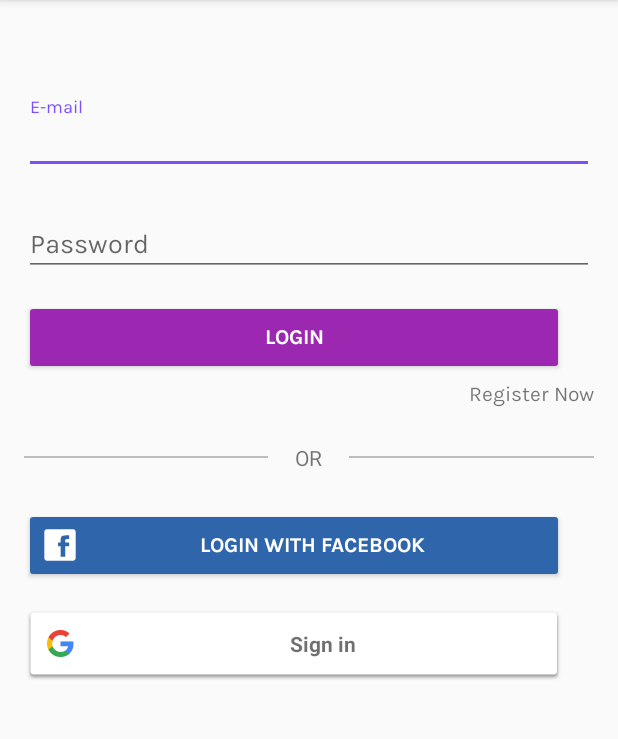
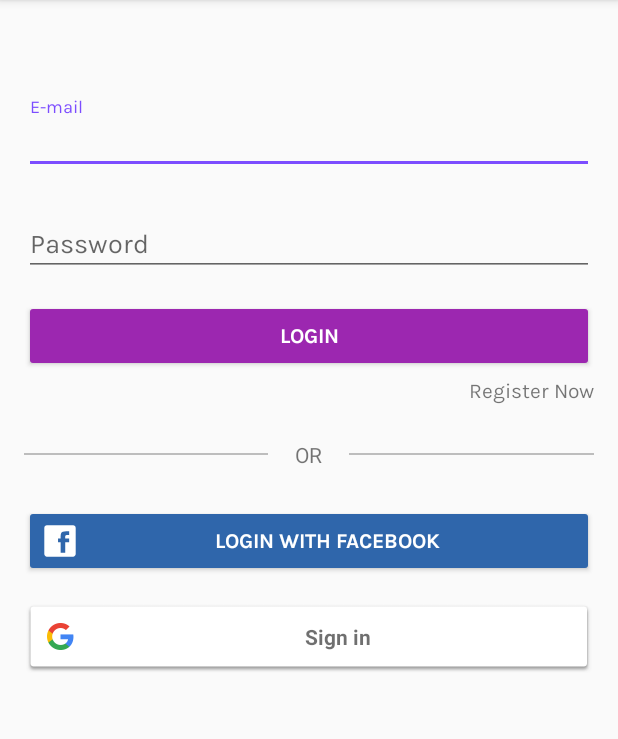
Before and after one commit to sergiokoloszuk/DigitalNews, an Android app: the screen it shows after launch (LoginActivity), on a phone screen of 412 x 824 dp, the part 84-823 px from its top. Run offline under Robolectric (Android 15) with nearby library versions, the light colour scheme and no system bars; our stand-ins replace Firebase (no records; nobody signed in at launch, a user with empty details on screens opened directly); libraries missing offline, so code that uses them is left out: com.facebook, com.facebook.login; plain views replace LoginButton; 3 statements that could not run were skipped.

Commit message:
Ajuste de facebook

```diff
--- a/app/src/main/res/layout/activity_login.xml
+++ b/app/src/main/res/layout/activity_login.xml
@@ -47,10 +47,10 @@
 
         </android.support.design.widget.TextInputLayout>
 
-       <Button
-           android:id="@+id/btn_login"
-           android:layout_width="@dimen/btn_login_width"
-           android:layout_height="@dimen/btn_login_heigth"
+        <Button
+            android:id="@+id/btn_login"
+            android:layout_width="match_parent"
+            android:layout_height="wrap_content"
             android:layout_marginTop="16dp"
             android:backgroundTint="@color/primary"
             android:fontFamily="@font/karla_bold"
@@ -99,8 +99,8 @@
         <Button
             android:id="@+id/btn_facebook_2"
             style="@style/Widget.AppCompat.Button.Colored"
-            android:layout_width="@dimen/btn_login_width"
-            android:layout_height="@dimen/btn_login_heigth"
+            android:layout_width="match_parent"
+            android:layout_height="wrap_content"
             android:layout_marginTop="24dp"
             android:backgroundTint="@color/facebook"
             android:drawableLeft="@drawable/ic_facebook"
@@ -148,10 +148,9 @@
 
         <com.google.android.gms.common.SignInButton
             android:id="@+id/sign_in_button"
-            android:layout_width="@dimen/btn_login_width"
-            android:layout_height="@dimen/btn_login_heigth"
-            android:layout_marginTop="15dp"
-            />
+            android:layout_width="match_parent"
+            android:layout_height="wrap_content"
+            android:layout_marginTop="15dp" />
 
 
     </LinearLayout>
```
Also changed, not shown: app/src/main/java/br/com/digitalnews/digitalnews/LoginActivity.java (+16 -9 lines).
